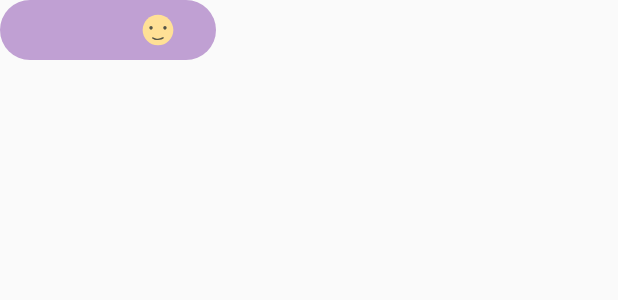
After one commit to salmanseifian/fazshow, an Android app: the layout custom_toast.xml on its own in the app's theme, with its tools: preview values and no code run, on a phone screen of 412 x 824 dp. The commit adds this screen. Shown: the top 300 px of the screen. Run offline under Robolectric (Android 15) with nearby library versions, the phone set to English and light mode, and no system bars.

Commit message:
new: add custom toast

```diff
--- /dev/null
+++ b/app/src/main/res/drawable/bg_toast.xml
@@ -0,0 +1,6 @@
+<?xml version="1.0" encoding="utf-8"?>
+<shape xmlns:android="http://schemas.android.com/apk/res/android"
+    android:shape="rectangle">
+    <solid android:color="@color/colorPrimaryTransparent" />
+    <corners android:radius="64dp" />
+</shape>
--- /dev/null
+++ b/app/src/main/res/layout/custom_toast.xml
@@ -0,0 +1,33 @@
+<?xml version="1.0" encoding="utf-8"?>
+<LinearLayout xmlns:android="http://schemas.android.com/apk/res/android"
+    xmlns:app="http://schemas.android.com/apk/res-auto"
+    android:id="@+id/custom_toast"
+    android:layout_width="wrap_content"
+    android:layout_height="40dp"
+    android:background="@drawable/bg_toast"
+    android:minHeight="40dp"
+    android:minWidth="144dp"
+    android:padding="8dp"
+    android:orientation="horizontal">
+
+    <com.owjmedia.faaz.general.utils.CustomWidgets.TypefacedTextView
+        android:id="@+id/txt_toast"
+        android:layout_width="match_parent"
+        android:layout_height="match_parent"
+        android:layout_weight="0.7"
+        android:gravity="center"
+        android:textColor="@color/colorWhite"
+        android:textSize="16sp"
+        android:textStyle="bold" />
+
+    <com.airbnb.lottie.LottieAnimationView
+        android:id="@+id/lottie"
+        android:layout_width="32dp"
+        android:layout_height="32dp"
+        android:layout_gravity="center"
+        android:layout_weight="0.3"
+        app:lottie_autoPlay="true"
+        app:lottie_fileName="emoji_wink.json"
+        app:lottie_loop="true" />
+
+</LinearLayout>
--- a/app/src/main/res/values/strings.xml
+++ b/app/src/main/res/values/strings.xml
@@ -27,4 +27,5 @@
     <string name="info">درباره ما</string>
     <string name="exit">خروج</string>
     <string name="login_and_register">ورود و عضویت</string>
+    <string name="soon">به زودی</string>
 </resources>
```
Also changed, not shown: app/src/main/assets/emoji_wink.json (added, +1 -0 lines), app/src/main/assets/empty_list.json (added, +1 -0 lines), app/src/main/java/com/owjmedia/faaz/general/utils/ActivityUtils.java (+23 -0 lines), app/src/main/java/com/owjmedia/faaz/news/NewsActivity.java (+11 -0 lines).
